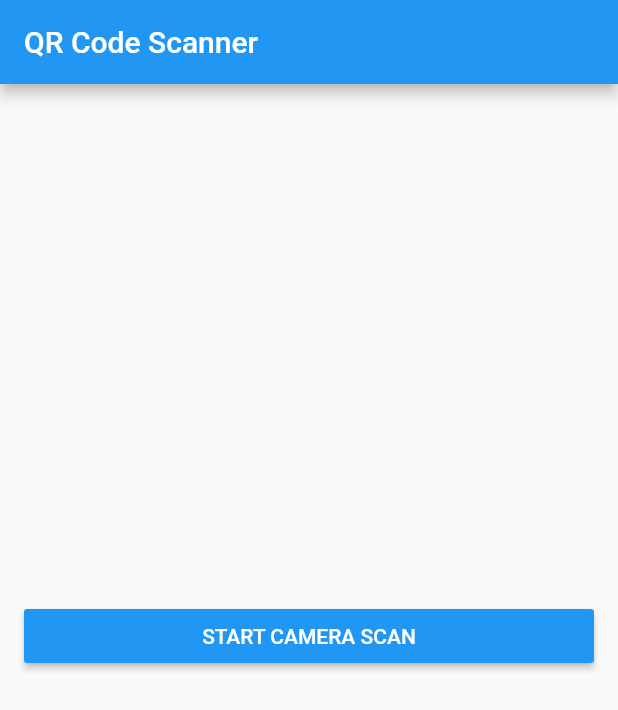
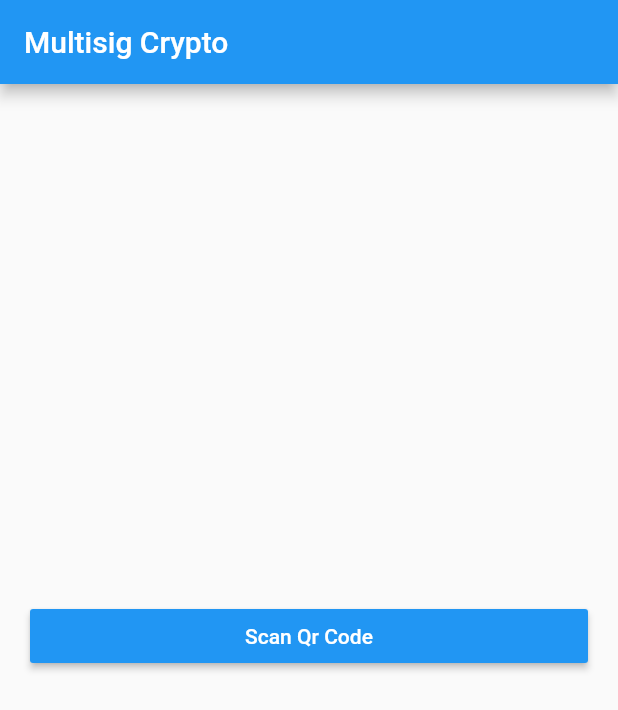
Before and after one commit to DecentralizeJustice/MultisigMobile, a Flutter app: the screen it shows after launch, on a phone screen of 412 x 824 dp. Shown: the top 710 px of the screen. Run offline on Flutter 3.47's test engine with Material 2 defaults, Android fonts, the phone set to English and light mode, and no system bars; missing offline and left inert: barcode_scan.

Commit message:
Learning Flutter

```diff
--- a/lib/intro/intro_page.dart
+++ b/lib/intro/intro_page.dart
@@ -21,7 +21,7 @@ class _ScanState extends State<ScanScreen> {
   Widget build(BuildContext context) {
     return Scaffold(
         appBar: new AppBar(
-          title: new Text('QR Code Scanner'),
+          title: new Text('Multisig Crypto'),
         ),
         body: new Center(
           child: new Column(
@@ -29,13 +29,13 @@ class _ScanState extends State<ScanScreen> {
             crossAxisAlignment: CrossAxisAlignment.stretch,
             children: <Widget>[
               Padding(
-                padding: EdgeInsets.symmetric(horizontal: 16.0, vertical: 8.0),
+                padding: EdgeInsets.all(20),
                 child: RaisedButton(
                     color: Colors.blue,
                     textColor: Colors.white,
                     splashColor: Colors.blueGrey,
                     onPressed: scan,
-                    child: const Text('START CAMERA SCAN')
+                    child: const Text('Scan Qr Code')
                 ),
               )
               ,
--- a/lib/main.dart
+++ b/lib/main.dart
@@ -7,7 +7,6 @@ class MultisigCrypto extends StatelessWidget {
   @override
   Widget build(BuildContext context) {
     return MaterialApp(
-      title: 'Multisig Crypto',
       home: new ScanScreen()
     );
   }
```
